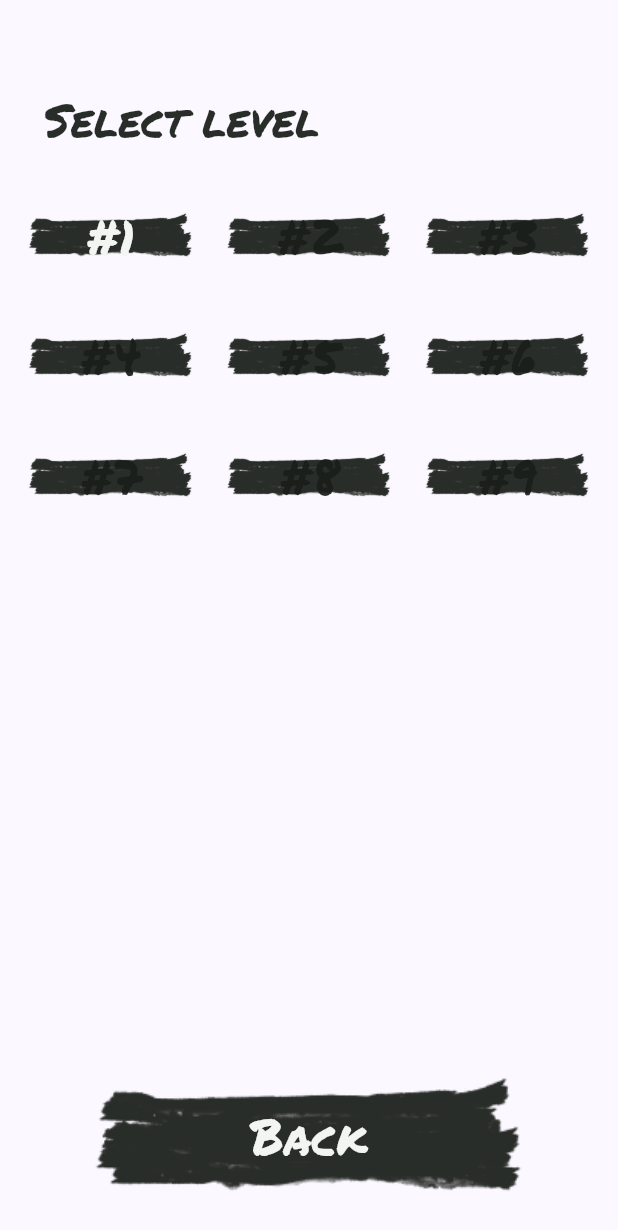
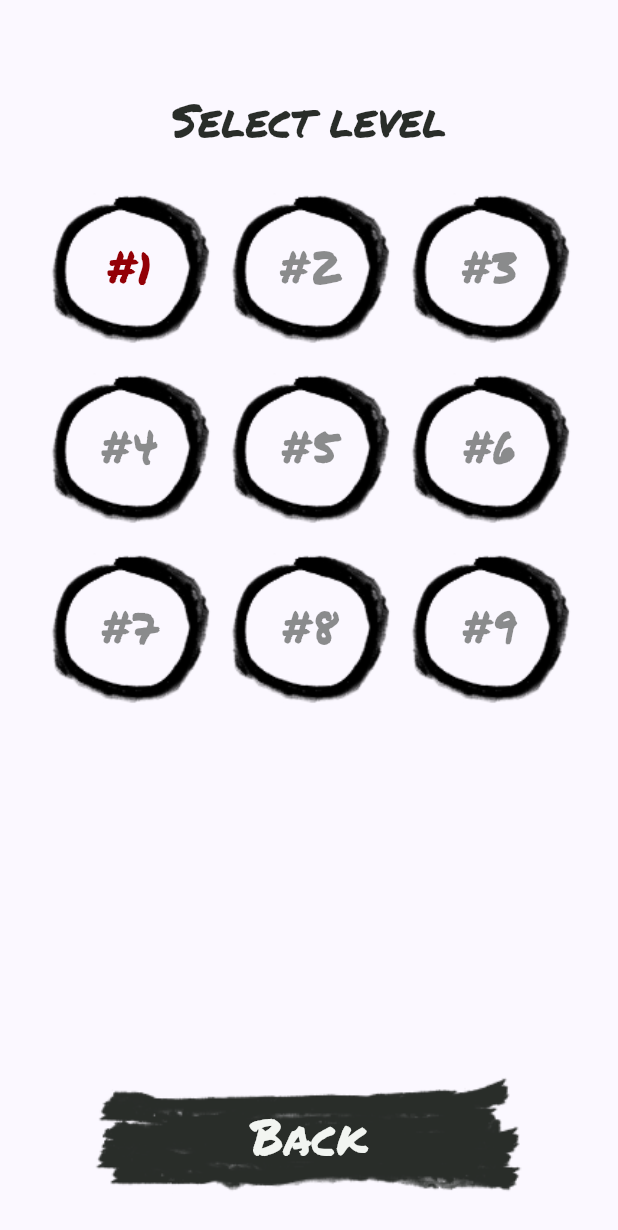
Before and after one commit to filiph/tictactoe, a Flutter app: the LevelSelectionScreen screen opened by its route, on a phone screen of 412 x 824 dp. Shown: the top 1230 px of the screen. Run offline on Flutter 3.47's test engine with Material 2 defaults, Android fonts, the phone set to English and light mode, and no system bars; our stand-ins replace go_router; statements that could not run were skipped.

Commit message:
Make the selection screen a bit more usable

```diff
--- a/lib/src/level_selection/level_selection_screen.dart
+++ b/lib/src/level_selection/level_selection_screen.dart
@@ -1,6 +1,7 @@
 import 'package:flutter/material.dart';
 import 'package:flutter_game_sample/src/achievements/player_progress.dart';
 import 'package:flutter_game_sample/src/level_selection/levels.dart';
+import 'package:flutter_game_sample/src/style/colors.dart';
 import 'package:flutter_game_sample/src/style/responsive_screen.dart';
 import 'package:flutter_game_sample/src/style/rough/button.dart';
 import 'package:go_router/go_router.dart';
@@ -12,22 +13,25 @@ class LevelSelectionScreen extends StatelessWidget {
   @override
   Widget build(BuildContext context) {
     final playerProgress = context.watch<PlayerProgress>();
+    final palette = context.watch<Palette>();
 
     return Scaffold(
       body: ResponsiveScreen(
         squarishMainArea: SingleChildScrollView(
           child: Wrap(
-            alignment: WrapAlignment.spaceBetween,
+            alignment: WrapAlignment.center,
             runAlignment: WrapAlignment.center,
             children: [
               SizedBox(
                 width: double.infinity,
                 child: Padding(
                   padding: const EdgeInsets.all(16),
-                  child: Text(
-                    'Select level',
-                    style:
-                        TextStyle(fontFamily: 'Permanent Marker', fontSize: 30),
+                  child: Center(
+                    child: Text(
+                      'Select level',
+                      style: TextStyle(
+                          fontFamily: 'Permanent Marker', fontSize: 30),
+                    ),
                   ),
                 ),
               ),
@@ -38,14 +42,30 @@ class LevelSelectionScreen extends StatelessWidget {
                     maxWidth: 120,
                   ),
                   child: AspectRatio(
-                    aspectRatio: 3 / 2,
-                    child: RoughButton(
+                    aspectRatio: 1,
+                    child: InkResponse(
                       onTap:
                           playerProgress.highestLevelReached >= level.number - 1
                               ? () => GoRouter.of(context)
                                   .go('/play/session/', extra: level)
                               : null,
-                      child: Center(child: Text('#${level.number}')),
+                      child: Stack(
+                        children: [
+                          Image.asset('assets/images/circle1.png'),
+                          Center(
+                              child: Text(
+                            '#${level.number}',
+                            style: TextStyle(
+                              color: playerProgress.highestLevelReached >=
+                                      level.number - 1
+                                  ? palette.redPen
+                                  : palette.ink.withOpacity(0.5),
+                              fontFamily: 'Permanent Marker',
+                              fontSize: 30,
+                            ),
+                          )),
+                        ],
+                      ),
                     ),
                   ),
                 )
```
